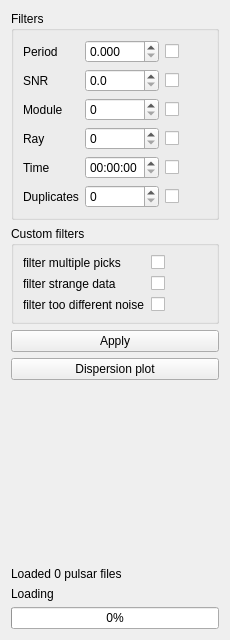
vtyulb/BSA-Analytics, file src/analytics.ui: the form before one commit.
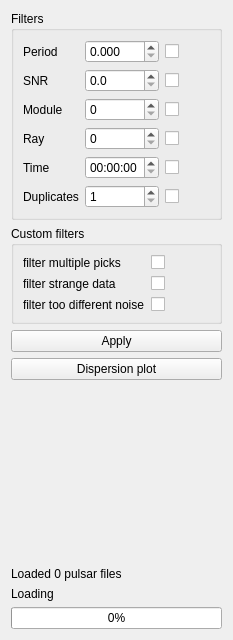
The form after the commit.

What changed in the file:
```diff
--- a/src/analytics.ui
+++ b/src/analytics.ui
@@ -6,7 +6,7 @@
    <rect>
     <x>0</x>
     <y>0</y>
-    <width>230</width>
+    <width>233</width>
     <height>640</height>
    </rect>
   </property>
@@ -130,7 +130,11 @@
          </widget>
         </item>
         <item row="5" column="1">
-         <widget class="QSpinBox" name="duplicates"/>
+         <widget class="QSpinBox" name="duplicates">
+          <property name="minimum">
+           <number>1</number>
+          </property>
+         </widget>
         </item>
         <item row="5" column="2">
          <widget class="QCheckBox" name="duplicatesCheckBox">
```
